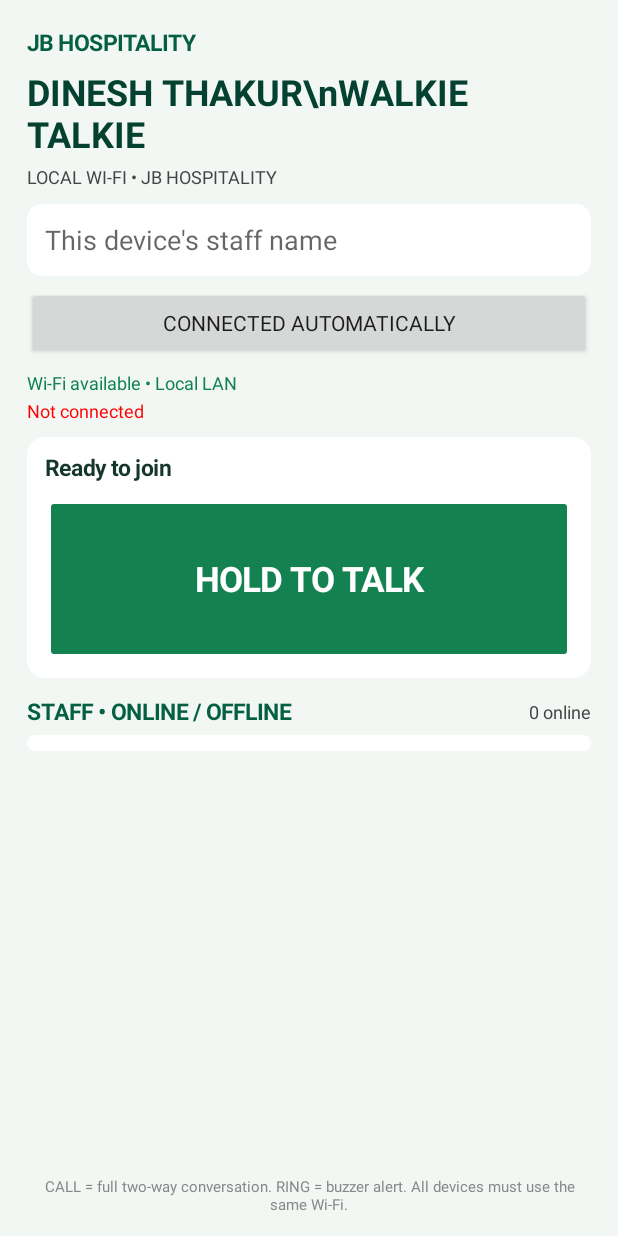
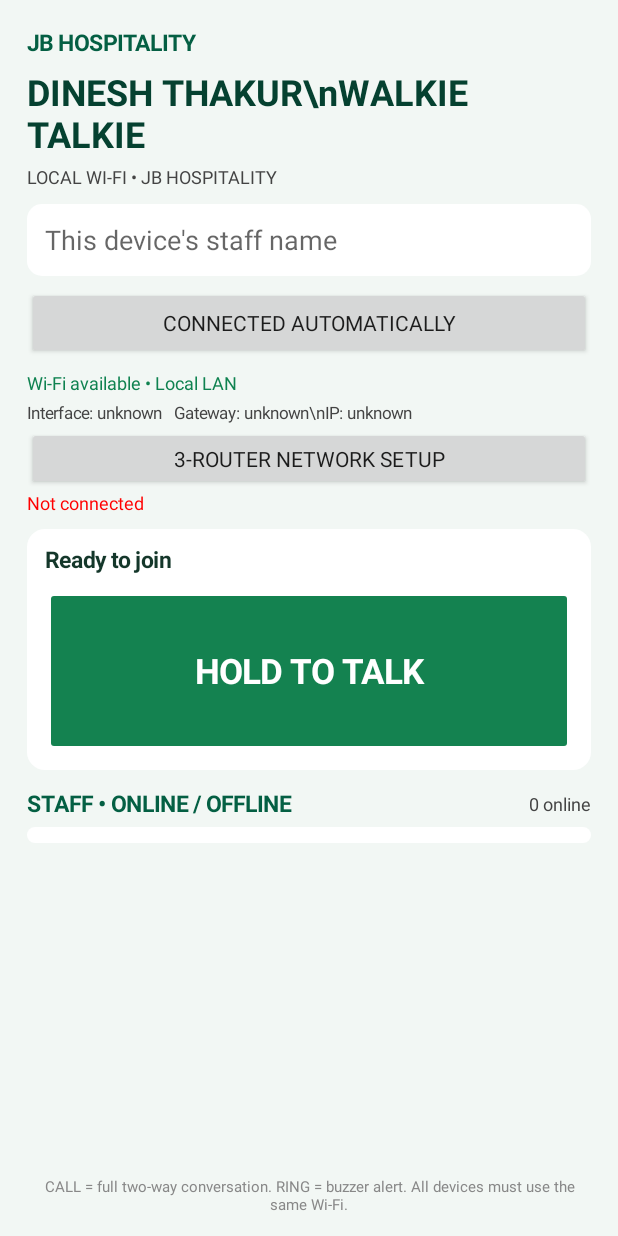
Before and after one commit to dineshjthakur/dinesh-walkie-talkie, an Android app: the screen it shows after launch (MainActivity), on a phone screen of 412 x 824 dp. Run offline under Robolectric (Android 15) with nearby library versions, the phone set to English and light mode, and no system bars; 1 statement that could not run was skipped.

Commit message:
Add files via upload

```diff
--- a/app/build.gradle
+++ b/app/build.gradle
@@ -7,8 +7,8 @@ android {
         applicationId 'com.dinesh.walkietalkie'
         minSdk 23
         targetSdk 35
-        versionCode 28
-        versionName '3.24'
+        versionCode 29
+        versionName '3.25'
     }
 }
 
--- a/app/src/main/java/com/dinesh/walkietalkie/MainActivity.java
+++ b/app/src/main/java/com/dinesh/walkietalkie/MainActivity.java
@@ -19,7 +19,7 @@ public class MainActivity extends Activity {
     static final String UPDATE="com.dinesh.walkietalkie.LOCAL_UPDATE";
     LinearLayout userRows;
     EditText nameBox;
-    TextView networkLabel,statusLabel,countLabel,callLabel;
+    TextView networkLabel,statusLabel,countLabel,callLabel,networkDetails;
     Button joinButton,talkButton,endCallButton;
     boolean joined=false,receiverRegistered=false,dialogShowing=false;
     BroadcastReceiver updates;
@@ -58,6 +58,8 @@ public class MainActivity extends Activity {
         nameBox=new EditText(this);nameBox.setSingleLine(true);nameBox.setText(getPreferences(0).getString("name",""));nameBox.setHint("This device's staff name");nameBox.setPadding(dp(12),0,dp(12),0);nameBox.setBackground(shape(Color.WHITE,10));LinearLayout.LayoutParams np=new LinearLayout.LayoutParams(-1,dp(48));np.topMargin=dp(10);root.addView(nameBox,np);
         joinButton=new Button(this);joinButton.setAllCaps(false);joinButton.setText("CONNECTED AUTOMATICALLY");LinearLayout.LayoutParams jp=new LinearLayout.LayoutParams(-1,dp(48));jp.topMargin=dp(7);root.addView(joinButton,jp);joinButton.setOnClickListener(v->{if(!joined)join();else Toast.makeText(this,"Auto-connect is active. The channel stays connected while Wi-Fi is available.",Toast.LENGTH_LONG).show();});
         networkLabel=txt("Wi-Fi: checking",12,Color.DKGRAY);networkLabel.setPadding(0,dp(7),0,dp(2));root.addView(networkLabel);
+        networkDetails=txt("Network details: checking…",11,Color.DKGRAY);networkDetails.setPadding(0,dp(2),0,dp(2));root.addView(networkDetails);
+        Button setup=new Button(this);setup.setText("3-ROUTER NETWORK SETUP");setup.setAllCaps(false);setup.setOnClickListener(v->showRouterGuide());root.addView(setup,new LinearLayout.LayoutParams(-1,dp(42)));
         statusLabel=txt("Not connected",12,Color.RED);root.addView(statusLabel);
         LinearLayout card=new LinearLayout(this);card.setOrientation(1);card.setPadding(dp(12),dp(10),dp(12),dp(10));card.setBackground(shape(Color.WHITE,12));LinearLayout.LayoutParams cp=new LinearLayout.LayoutParams(-1,-2);cp.topMargin=dp(9);root.addView(card,cp);
         callLabel=txt("Ready to join",15,Color.rgb(20,55,42));callLabel.setTypeface(null,Typeface.BOLD);card.addView(callLabel);
@@ -69,7 +71,31 @@ public class MainActivity extends Activity {
         TextView note=txt("CALL = full two-way conversation. RING = buzzer alert. All devices must use the same Wi-Fi.",10,Color.GRAY);note.setGravity(Gravity.CENTER);note.setPadding(0,dp(8),0,0);root.addView(note);
     }
 
-    void refreshWifi(){ConnectivityManager cm=(ConnectivityManager)getSystemService(CONNECTIVITY_SERVICE);boolean wifi=false;for(Network n:cm.getAllNetworks()){NetworkCapabilities c=cm.getNetworkCapabilities(n);if(c!=null&&c.hasTransport(NetworkCapabilities.TRANSPORT_WIFI)){wifi=true;break;}}networkLabel.setText(wifi?"Wi-Fi available • Local LAN":"Connect to restaurant Wi-Fi");networkLabel.setTextColor(wifi?Color.rgb(15,130,80):Color.RED);}
+    void refreshWifi(){
+        ConnectivityManager cm=(ConnectivityManager)getSystemService(CONNECTIVITY_SERVICE);
+        Network wifi=null;
+        for(Network n:cm.getAllNetworks()){NetworkCapabilities c=cm.getNetworkCapabilities(n);if(c!=null&&c.hasTransport(NetworkCapabilities.TRANSPORT_WIFI)){wifi=n;break;}}
+        boolean connected=wifi!=null;
+        networkLabel.setText(connected?"Wi-Fi available • Local LAN":"Connect to restaurant Wi-Fi");
+        networkLabel.setTextColor(connected?Color.rgb(15,130,80):Color.RED);
+        if(connected){
+            LinkProperties lp=cm.getLinkProperties(wifi);
+            String iface=lp!=null?lp.getInterfaceName():"unknown";
+            String addresses=lp!=null?lp.getLinkAddresses().toString():"unknown";
+            String gateway="unknown";
+            if(lp!=null)for(RouteInfo r:lp.getRoutes())if(r.isDefault()&&r.getGateway()!=null){gateway=r.getGateway().getHostAddress();break;}
+            networkDetails.setText("Interface: "+iface+"   Gateway: "+gateway+"\\nIP: "+addresses);
+        }else networkDetails.setText("Network details unavailable");
+    }
+    void showRouterGuide(){
+        String guide="JB HOSPITALITY — THREE ROUTER SETUP\\n\\n"+
+            "MAIN ROUTER\\n• Keep Router mode and DHCP ON.\\n• Connect it to the main switch using a LAN port.\\n\\n"+
+            "ROUTERS 2 AND 3\\n• Select Access Point (AP) mode.\\n• Disable DHCP on both (AP mode usually does this automatically).\\n• Connect each router's LAN port to the switch. Do not use WAN ports in this LAN-to-LAN AP setup.\\n"+
+            "• Give each router a unique management IP in the main router's subnet.\\n\\n"+
+            "ALL THREE\\n• Same IP subnet and same Wi-Fi name/password (recommended).\\n• Disable AP/client isolation and guest isolation.\\n• Do not create separate NAT networks.\\n\\n"+
+            "After setup, connect both phones to Wi-Fi and compare their IP addresses. They should be in the same subnet. The app uses local-LAN discovery; this setup allows discovery to cross the access points without cloud service or internet.";
+        new AlertDialog.Builder(this).setTitle("Router and switch configuration").setMessage(guide).setPositiveButton("OK",null).show();
+    }
     void join(){String n=nameBox.getText().toString().trim();if(n.isEmpty()){nameBox.setError("Enter a staff name");return;}if(checkSelfPermission(Manifest.permission.RECORD_AUDIO)!=PackageManager.PERMISSION_GRANTED){requestPermissions(new String[]{Manifest.permission.RECORD_AUDIO},11);return;}getPreferences(0).edit().putString("name",n).apply();startAutoService(n);}
     void startAutoService(String n){Intent i=new Intent(this,WalkieKeepAliveService.class);i.setAction("AUTO_START");i.putExtra("name",n);if(Build.VERSION.SDK_INT>=26)startForegroundService(i);else startService(i);joined=true;joinButton.setText("CONNECTED AUTOMATICALLY");statusLabel.setText("Auto-connecting to local Wi-Fi…");}
     void command(String a){Intent i=new Intent(this,WalkieKeepAliveService.class);i.setAction(a);startService(i);}
```
Also changed, not shown: 1 other file.
